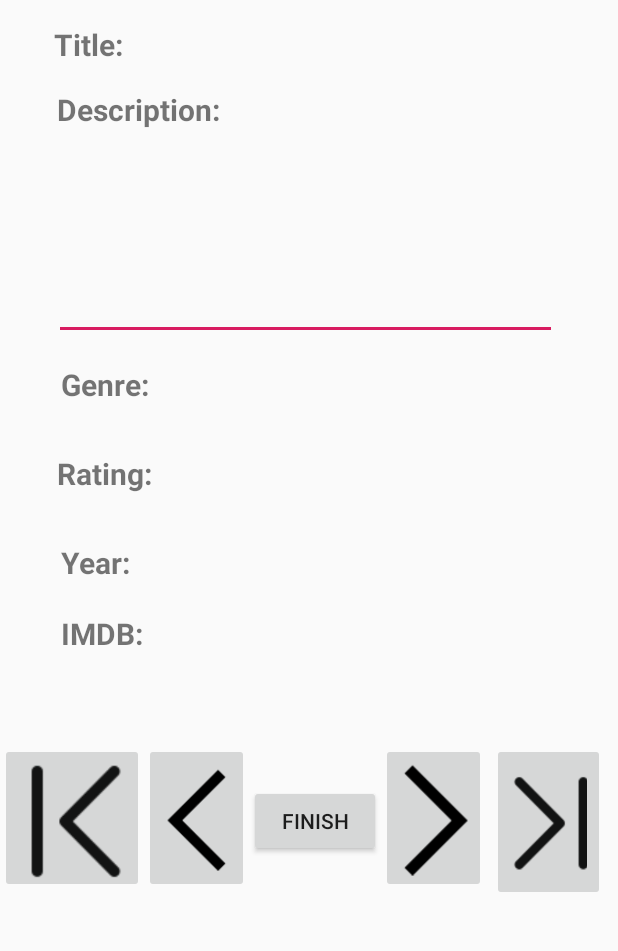
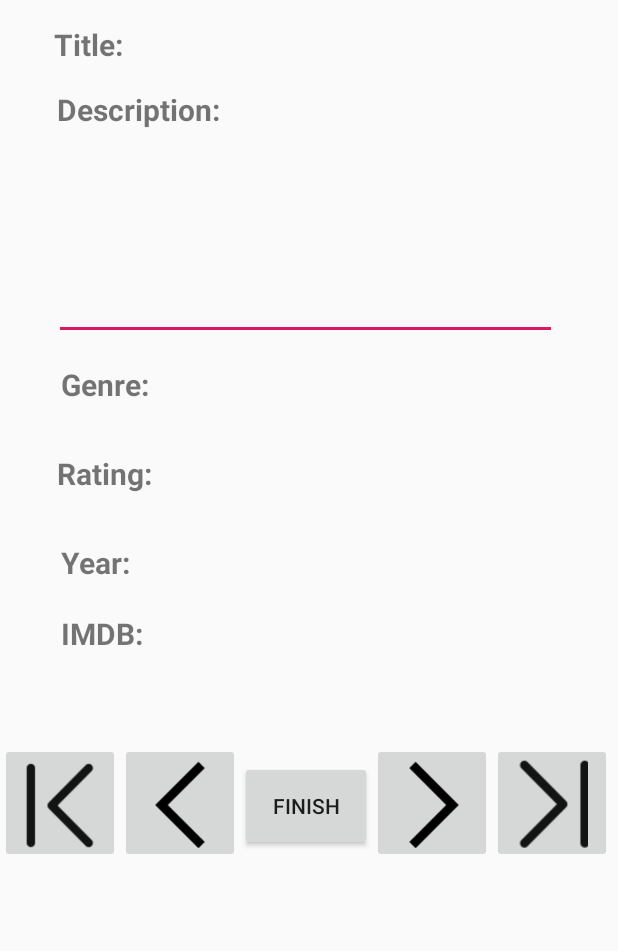
Before and after one commit to vedija11/Movies-App, an Android app: the DisplayListRatingActivity screen opened directly, with no data from a screen before it, on a phone screen of 412 x 824 dp, the part 161-1112 px from its top. Run offline under Robolectric (Android 15) with nearby library versions, the phone set to English and light mode, and no system bars; 8 statements that could not run were skipped.

Commit message:
All done!

```diff
--- a/app/src/main/AndroidManifest.xml
+++ b/app/src/main/AndroidManifest.xml
@@ -9,13 +9,13 @@
         android:roundIcon="@mipmap/ic_launcher_round"
         android:supportsRtl="true"
         android:theme="@style/AppTheme">
-        <activity android:name=".DisplayListRatingActivity">
+        <activity android:name=".DisplayListRatingActivity" android:label="@string/Movies_by_rating">
             <intent-filter>
                 <action android:name="com.example.hw04_group22.intent.action.VIEW" />
                 <category android:name="android.intent.category.DEFAULT" />
             </intent-filter>
         </activity>
-        <activity android:name=".DisplayListYearActivity">
+        <activity android:name=".DisplayListYearActivity" android:label="@string/Movies_by_year">
             <intent-filter>
                 <action android:name="com.example.hw04_group22.intent.action.VIEW" />
                 <category android:name="android.intent.category.DEFAULT" />
--- a/app/src/main/java/com/example/hw04_group22/DisplayListRatingActivity.java
+++ b/app/src/main/java/com/example/hw04_group22/DisplayListRatingActivity.java
@@ -4,7 +4,6 @@ import androidx.appcompat.app.AppCompatActivity;
 
 import android.content.Intent;
 import android.os.Bundle;
-import android.util.Log;
 import android.view.View;
 import android.widget.Button;
 import android.widget.EditText;
@@ -40,6 +39,8 @@ public class DisplayListRatingActivity extends AppCompatActivity {
         nextButtonR = findViewById(R.id.nextButtonR);
         firstButtonR = findViewById(R.id.firstButtonR);
         lastButtonR = findViewById(R.id.lastButtonR);
+
+        et_descRating.setKeyListener(null);
 
         Intent ListByYear = getIntent();
         final ArrayList<Movie> MovieList = (ArrayList<Movie>) ListByYear.getSerializableExtra("Movie");
@@ -95,7 +96,7 @@ public class DisplayListRatingActivity extends AppCompatActivity {
         tv_titleRating.setText(currentMovie.getName());
         tv_genreRating.setText(currentMovie.getGenre());
         tv_yearRating.setText(String.valueOf(currentMovie.getYear()));
-        tv_movieRating.setText(String.valueOf(currentMovie.getRating()));
+        tv_movieRating.setText(String.valueOf(currentMovie.getRating()) + " / 5");
         et_descRating.setText(currentMovie.getDescription());
         tv_imdbRating.setText(currentMovie.getImdb());
     }
--- a/app/src/main/java/com/example/hw04_group22/DisplayListYearActivity.java
+++ b/app/src/main/java/com/example/hw04_group22/DisplayListYearActivity.java
@@ -4,7 +4,6 @@ import androidx.appcompat.app.AppCompatActivity;
 
 import android.content.Intent;
 import android.os.Bundle;
-import android.util.Log;
 import android.view.View;
 import android.widget.Button;
 import android.widget.EditText;
@@ -40,6 +39,8 @@ public class DisplayListYearActivity extends AppCompatActivity {
         nextButton = findViewById(R.id.nextButton);
         firstButton = findViewById(R.id.firstButton);
         lastButton = findViewById(R.id.lastButton);
+
+        et_descYear.setKeyListener(null);
 
         Intent ListByYear = getIntent();
         final ArrayList<Movie> MovieList = (ArrayList<Movie>) ListByYear.getSerializableExtra("Movie");
@@ -96,7 +97,7 @@ public class DisplayListYearActivity extends AppCompatActivity {
         tv_movieTitle.setText(currentMovie.getName());
         tv_genreYear.setText(currentMovie.getGenre());
         tv_movieYear.setText(String.valueOf(currentMovie.getYear()));
-        tv_ratingYear.setText(String.valueOf(currentMovie.getRating()));
+        tv_ratingYear.setText(String.valueOf(currentMovie.getRating()) + " / 5");
         et_descYear.setText(currentMovie.getDescription());
         tv_imdbYear.setText(currentMovie.getImdb());
     }
--- a/app/src/main/java/com/example/hw04_group22/Movie.java
+++ b/app/src/main/java/com/example/hw04_group22/Movie.java
@@ -1,8 +1,6 @@
 package com.example.hw04_group22;
 
 import java.io.Serializable;
-import java.util.ArrayList;
-import java.util.Arrays;
 
 public class Movie implements Serializable {
     String name, description, imdb, genre;
--- a/app/src/main/res/layout/activity_add_movie.xml
+++ b/app/src/main/res/layout/activity_add_movie.xml
@@ -148,12 +148,12 @@
         android:id="@+id/tv_seekval"
         android:layout_width="wrap_content"
         android:layout_height="wrap_content"
-        android:layout_marginTop="45dp"
+        android:layout_marginTop="36dp"
         android:gravity="center_horizontal"
         android:textSize="20sp"
         android:textStyle="bold"
         app:layout_constraintEnd_toEndOf="parent"
-        app:layout_constraintHorizontal_bias="0.352"
+        app:layout_constraintHorizontal_bias="0.448"
         app:layout_constraintStart_toEndOf="@+id/seekBar"
         app:layout_constraintTop_toBottomOf="@+id/tv_genrelist"
         tools:text="0" />
@@ -165,6 +165,7 @@
         android:layout_marginTop="28dp"
         android:ems="10"
         android:inputType="number"
+        android:maxLength="4"
         app:layout_constraintEnd_toEndOf="parent"
         app:layout_constraintStart_toEndOf="@+id/tv_year"
         app:layout_constraintTop_toBottomOf="@+id/seekBar" />
--- a/app/src/main/res/layout/activity_display_list_rating.xml
+++ b/app/src/main/res/layout/activity_display_list_rating.xml
@@ -10,11 +10,11 @@
         android:id="@+id/tv_genreRating"
         android:layout_width="250dp"
         android:layout_height="35dp"
-        android:layout_marginTop="8dp"
+        android:layout_marginTop="16dp"
         android:textSize="20sp"
         android:textStyle="bold"
         app:layout_constraintEnd_toEndOf="parent"
-        app:layout_constraintHorizontal_bias="0.365"
+        app:layout_constraintHorizontal_bias="0.285"
         app:layout_constraintStart_toEndOf="@+id/tv_genre"
         app:layout_constraintTop_toBottomOf="@+id/et_descRating" />
 
@@ -22,11 +22,11 @@
         android:id="@+id/tv_movieRating"
         android:layout_width="250dp"
         android:layout_height="35dp"
-        android:layout_marginTop="20dp"
+        android:layout_marginTop="24dp"
         android:textSize="20sp"
         android:textStyle="bold"
         app:layout_constraintEnd_toEndOf="parent"
-        app:layout_constraintHorizontal_bias="0.31"
+        app:layout_constraintHorizontal_bias="0.224"
         app:layout_constraintStart_toEndOf="@+id/tv_rating"
         app:layout_constraintTop_toBottomOf="@+id/tv_genreRating" />
 
@@ -38,13 +38,13 @@
         android:textSize="20sp"
         android:textStyle="bold"
         app:layout_constraintEnd_toEndOf="parent"
-        app:layout_constraintHorizontal_bias="0.452"
+        app:layout_constraintHorizontal_bias="0.383"
         app:layout_constraintStart_toEndOf="@+id/tv_year"
         app:layout_constraintTop_toBottomOf="@+id/tv_movieRating" />
 
     <TextView
         android:id="@+id/tv_imdbRating"
-        android:layout_width="350dp"
+        android:layout_width="330dp"
         android:layout_height="35dp"
         android:layout_marginTop="4dp"
         android:textSize="20sp"
@@ -149,10 +149,11 @@
         android:id="@+id/tv_titleRating"
         android:layout_width="250dp"
         android:layout_height="35dp"
-        android:layout_marginTop="8dp"
+        android:layout_marginTop="16dp"
         android:textSize="20sp"
         android:textStyle="bold"
         app:layout_constraintEnd_toEndOf="parent"
+        app:layout_constraintHorizontal_bias="0.407"
         app:layout_constraintStart_toEndOf="@+id/tv_title"
         app:layout_constraintTop_toBottomOf="@+id/tv_headingRating" />
 
@@ -166,18 +167,19 @@
         android:gravity="start|top"
         android:inputType="textMultiLine"
         android:maxLength="1000"
+        android:scrollbars="vertical"
         app:layout_constraintStart_toStartOf="parent"
         app:layout_constraintTop_toBottomOf="@+id/tv_desc" />
 
     <ImageButton
         android:id="@+id/firstButtonR"
-        android:layout_width="96dp"
-        android:layout_height="100dp"
+        android:layout_width="80dp"
+        android:layout_height="80dp"
         android:layout_marginTop="20dp"
         android:adjustViewBounds="true"
         android:contentDescription="First"
-        android:scaleType="fitCenter"
-        app:layout_constraintEnd_toEndOf="parent"
+        android:scaleType="fitStart"
+        app:layout_constraintEnd_toEndOf="@id/previousButtonR"
         app:layout_constraintHorizontal_bias="0.0"
         app:layout_constraintStart_toStartOf="parent"
         app:layout_constraintTop_toBottomOf="@+id/tv_imdbRating"
@@ -185,13 +187,13 @@
 
     <ImageButton
         android:id="@+id/previousButtonR"
-        android:layout_width="70dp"
-        android:layout_height="100dp"
+        android:layout_width="80dp"
+        android:layout_height="80dp"
         android:layout_marginTop="20dp"
         android:adjustViewBounds="true"
         android:contentDescription="Previous"
         android:scaleType="fitCenter"
-        app:layout_constraintEnd_toEndOf="parent"
+        app:layout_constraintEnd_toEndOf="@id/finishButtonR"
         app:layout_constraintHorizontal_bias="0.0"
         app:layout_constraintStart_toEndOf="@+id/firstButtonR"
         app:layout_constraintTop_toBottomOf="@+id/tv_imdbRating"
@@ -200,8 +202,8 @@
     <Button
         android:id="@+id/finishButtonR"
         android:layout_width="wrap_content"
-        android:layout_height="wrap_content"
-        android:layout_marginTop="48dp"
+        android:layout_height="60dp"
+        android:layout_marginTop="32dp"
         android:text="@string/finishButtonR"
         app:layout_constraintEnd_toEndOf="parent"
         app:layout_constraintHorizontal_bias="0.0"
@@ -210,8 +212,8 @@
 
     <ImageButton
         android:id="@+id/nextButtonR"
-        android:layout_width="70dp"
-        android:layout_height="100dp"
+        android:layout_width="80dp"
+        android:layout_height="80dp"
         android:layout_marginTop="20dp"
         android:layout_marginEnd="20dp"
         android:adjustViewBounds="true"
@@ -225,9 +227,8 @@
 
     <ImageButton
         android:id="@+id/lastButtonR"
-        android:layout_width="75dp"
-        android:layout_height="105dp"
-        android:layout_marginStart="4dp"
+        android:layout_width="80dp"
+        android:layout_height="80dp"
         android:layout_marginTop="20dp"
         android:adjustViewBounds="true"
         android:contentDescription="Last"
--- a/app/src/main/res/layout/activity_edit.xml
+++ b/app/src/main/res/layout/activity_edit.xml
@@ -103,6 +103,7 @@
         android:layout_marginTop="28dp"
         android:ems="10"
         android:inputType="number"
+        android:maxLength="4"
         app:layout_constraintEnd_toEndOf="parent"
         app:layout_constraintStart_toEndOf="@+id/tv_name"
         app:layout_constraintTop_toBottomOf="@+id/seekBarEdit" />
```
Also changed, not shown: app/src/main/java/com/example/hw04_group22/AddMovieActivity.java (+5 -5 lines), app/src/main/java/com/example/hw04_group22/EditActivity.java (+6 -2 lines), app/src/main/java/com/example/hw04_group22/MainActivity.java (+8 -5 lines), app/src/main/res/layout/activity_display_list_year.xml (+18 -16 lines).
